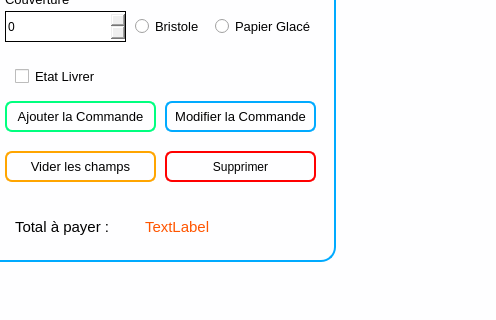
Old version of the form views/main_window.ui in the repository ninohantonio/Store-Management; both pictures show x 871 to 1367 and y 381 to 701 of the 1367 by 701 pixel window.
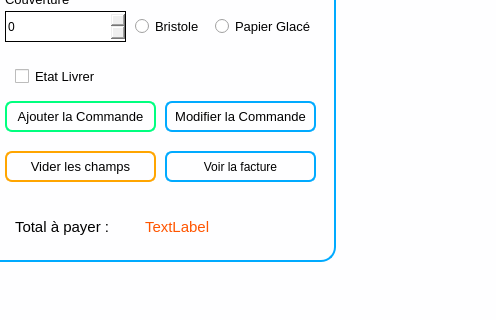
New version of the form. The open tabs and pages were chosen to show the change. Icons and pictures are not drawn. Custom widgets are drawn as their Qt base class.

Commit message: update main function reliure

Diff of the .ui file:
```diff
--- a/views/main_window.ui
+++ b/views/main_window.ui
@@ -133,7 +133,7 @@
 	border-radius: 5px;
 }
 
-#add_selection_rapideBtn, #delete_type, #modify_reliure{
+#add_selection_rapideBtn, #delete_type, #modify_reliure, #facture_reliure{
 	border: 2px solid rgb(0, 170, 255);
 	border-radius: 7px;
 	padding: 2px;
@@ -1949,7 +1949,7 @@
              <string>Total à payer :</string>
             </property>
            </widget>
-           <widget class="QPushButton" name="delete_reliure">
+           <widget class="QPushButton" name="facture_reliure">
             <property name="geometry">
              <rect>
               <x>190</x>
@@ -1962,7 +1962,7 @@
              <cursorShape>PointingHandCursor</cursorShape>
             </property>
             <property name="text">
-             <string>Supprimer</string>
+             <string>Voir la facture</string>
             </property>
            </widget>
            <widget class="QSpinBox" name="couverture_spin_box">
```
The commit also changes 2 other files.
